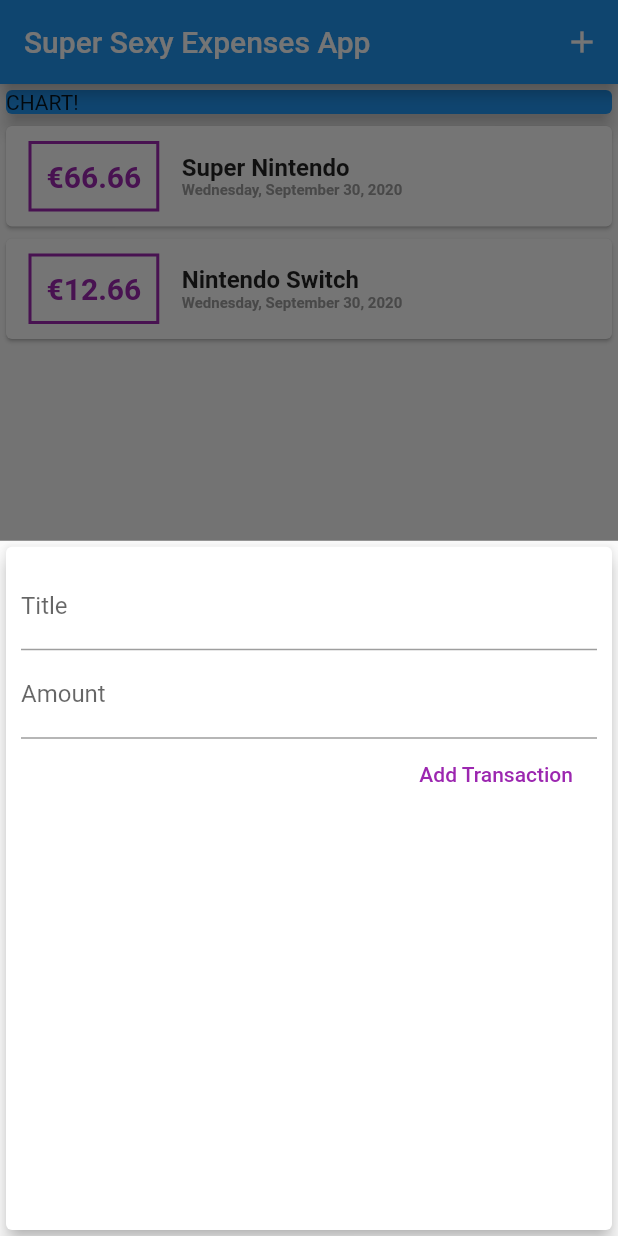
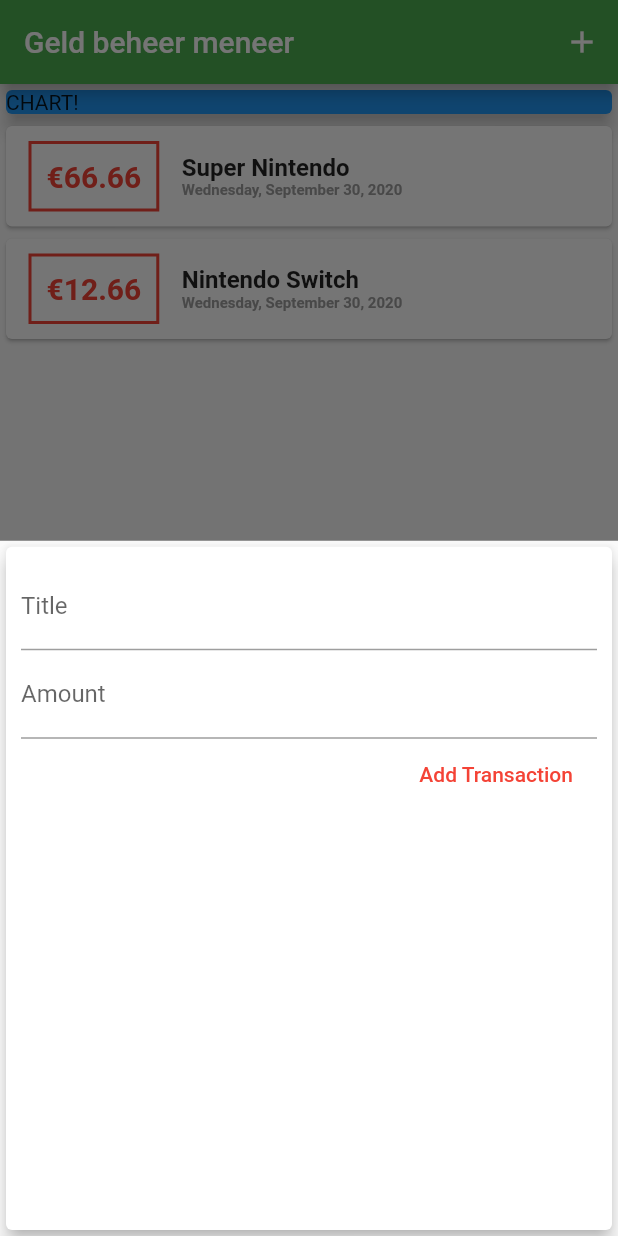
Before and after one commit to keeponjammin/flutter_complete_guide, a Flutter app: the screen it shows after launch, after a tap on the "add" icon, on a phone screen of 412 x 824 dp. Run offline on Flutter 3.47's test engine with Material 2 defaults, Android fonts, the phone set to English and light mode, and no system bars.

Commit message:
added color theming

```diff
--- a/flutter_section_04_expenses_app/lib/main.dart
+++ b/flutter_section_04_expenses_app/lib/main.dart
@@ -10,7 +10,11 @@ class MyApp extends StatelessWidget {
   @override
   Widget build(BuildContext context) {
     return MaterialApp(
-      title: 'Flutter App',
+      title: 'Geld beheer meneer',
+      theme: ThemeData(
+        primarySwatch: Colors.green,
+        accentColor: Colors.red,
+      ),
       home: MyHomePage(),
     );
   }
@@ -63,7 +67,7 @@ class _MyHomePageState extends State<MyHomePage> {
   Widget build(BuildContext context) {
     return Scaffold(
       appBar: AppBar(
-        title: Text('Super Sexy Expenses App'),
+        title: Text('Geld beheer meneer'),
         actions: [
           IconButton(
             icon: Icon(Icons.add),
--- a/flutter_section_04_expenses_app/lib/widgets/new_transaction.dart
+++ b/flutter_section_04_expenses_app/lib/widgets/new_transaction.dart
@@ -57,7 +57,7 @@ class _NewTransactionState extends State<NewTransaction> {
             FlatButton(
               child: Text('Add Transaction'),
               onPressed: submitData,
-              textColor: Colors.purple,
+              textColor: Theme.of(context).accentColor,
             ),
           ],
         ),
--- a/flutter_section_04_expenses_app/lib/widgets/transaction_list.dart
+++ b/flutter_section_04_expenses_app/lib/widgets/transaction_list.dart
@@ -24,7 +24,7 @@ class TransactionList extends StatelessWidget {
                   ),
                   decoration: BoxDecoration(
                     border: Border.all(
-                      color: Colors.purple,
+                      color: Theme.of(context).accentColor,
                       width: 2,
                     ),
                   ),
@@ -34,7 +34,7 @@ class TransactionList extends StatelessWidget {
                     style: TextStyle(
                       fontWeight: FontWeight.bold,
                       fontSize: 20,
-                      color: Colors.purple,
+                      color: Theme.of(context).accentColor,
                     ),
                   ),
                 ),
```
